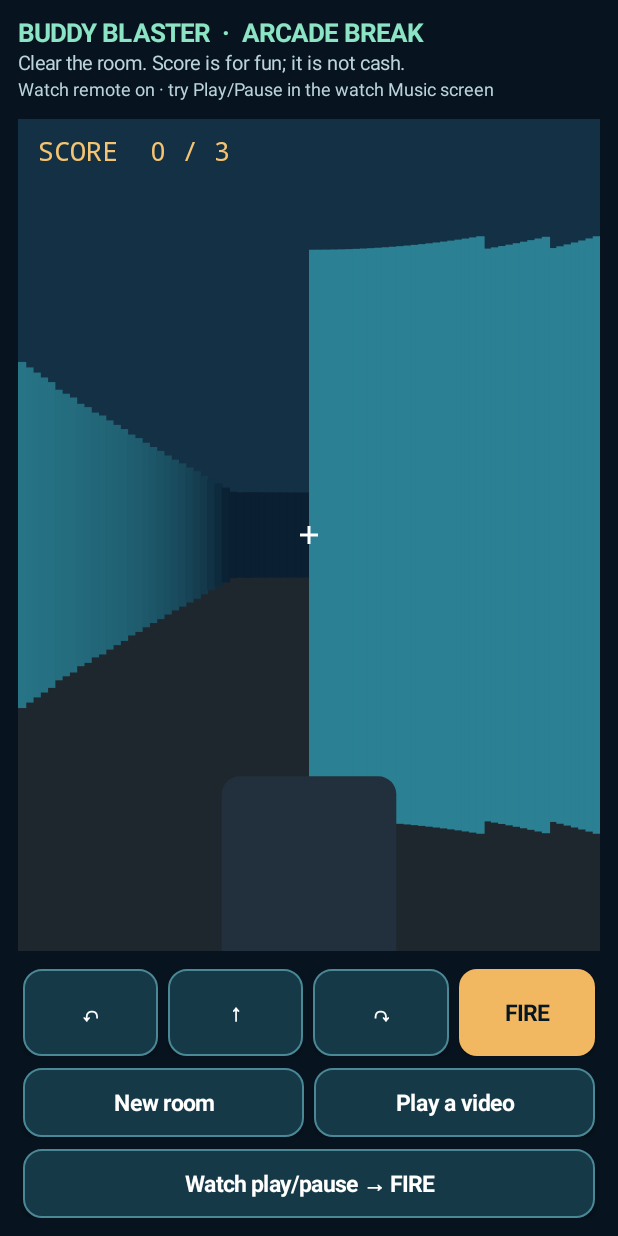
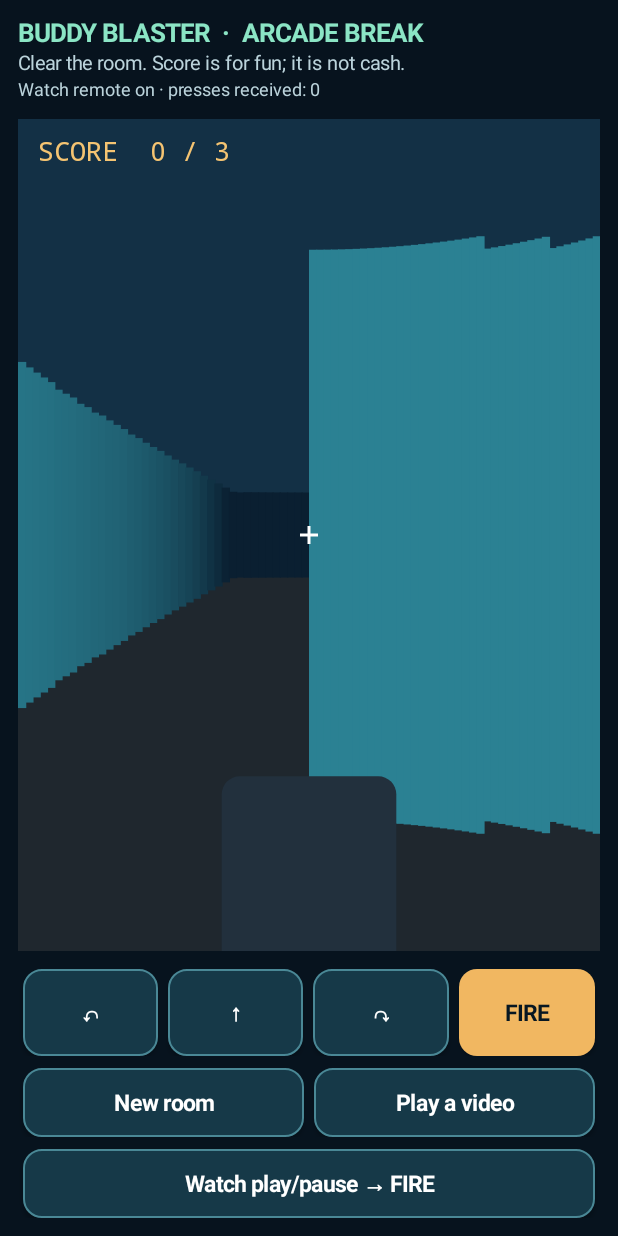
Before and after one commit to dradamholmes-cell/adams-buddy-android, an Android app: the ArcadeActivity screen opened directly, with no data from a screen before it, after a tap on "Watch play/pause → FIRE", on a phone screen of 412 x 824 dp. Run offline under Robolectric (Android 15) with nearby library versions, the phone set to English and light mode, and no system bars.

Commit message:
Show watch remote commands in Buddy Blaster

```diff
--- a/app/build.gradle
+++ b/app/build.gradle
@@ -8,8 +8,8 @@ android {
         applicationId 'com.spartaneo.adamsbuddy'
         minSdk 26
         targetSdk 35
-        versionCode 10
-        versionName '0.10.0'
+        versionCode 11
+        versionName '0.11.0'
     }
 
     compileOptions {
--- a/app/src/main/java/com/spartaneo/adamsbuddy/ArcadeActivity.java
+++ b/app/src/main/java/com/spartaneo/adamsbuddy/ArcadeActivity.java
@@ -10,6 +10,7 @@ import android.graphics.Typeface;
 import android.graphics.drawable.GradientDrawable;
 import android.media.session.MediaSession;
 import android.media.session.PlaybackState;
+import android.media.MediaMetadata;
 import android.os.Bundle;
 import android.os.Handler;
 import android.os.Looper;
@@ -25,6 +26,8 @@ public final class ArcadeActivity extends Activity {
     private MediaSession watchRemote;
     private TextView watchRemoteStatus;
     private boolean watchRemoteEnabled;
+    private boolean watchRemotePlaying = true;
+    private int watchPressCount;
     private final Handler handler = new Handler(Looper.getMainLooper());
     private boolean running;
     private final Runnable tick = new Runnable() {
@@ -57,7 +60,7 @@ public final class ArcadeActivity extends Activity {
         root.addView(note);
 
         watchRemoteStatus = new TextView(this);
-        watchRemoteStatus.setText("Watch remote off · game runs on phone");
+        watchRemoteStatus.setText("Watch remote off · Music screen is a remote, not a music player");
         watchRemoteStatus.setTextColor(Color.rgb(187, 211, 219));
         watchRemoteStatus.setTextSize(12);
         root.addView(watchRemoteStatus);
@@ -91,7 +94,7 @@ public final class ArcadeActivity extends Activity {
     private void updateWatchRemote() {
         if (!watchRemoteEnabled) {
             if (watchRemote != null) watchRemote.setActive(false);
-            watchRemoteStatus.setText("Watch remote off · game runs on phone");
+            watchRemoteStatus.setText("Watch remote off · Music screen is a remote, not a music player");
             return;
         }
         if (watchRemote == null) {
@@ -106,22 +109,43 @@ public final class ArcadeActivity extends Activity {
                             && (key.getKeyCode() == KeyEvent.KEYCODE_MEDIA_PLAY_PAUSE
                             || key.getKeyCode() == KeyEvent.KEYCODE_MEDIA_PLAY
                             || key.getKeyCode() == KeyEvent.KEYCODE_MEDIA_PAUSE)) {
-                        runOnUiThread(() -> game.fire());
+                        fireFromWatch(!watchRemotePlaying);
                         return true;
                     }
                     return super.onMediaButtonEvent(intent);
                 }
-                @Override public void onPlay() { runOnUiThread(() -> game.fire()); }
-                @Override public void onPause() { runOnUiThread(() -> game.fire()); }
+                @Override public void onPlay() { fireFromWatch(true); }
+                @Override public void onPause() { fireFromWatch(false); }
             });
-            watchRemote.setPlaybackState(new PlaybackState.Builder()
-                    .setActions(PlaybackState.ACTION_PLAY | PlaybackState.ACTION_PAUSE
-                            | PlaybackState.ACTION_PLAY_PAUSE)
-                    .setState(PlaybackState.STATE_PLAYING, 0, 1f)
+            watchRemote.setMetadata(new MediaMetadata.Builder()
+                    .putString(MediaMetadata.METADATA_KEY_TITLE, "Buddy Blaster")
+                    .putString(MediaMetadata.METADATA_KEY_ARTIST, "Watch button fires")
                     .build());
+            setWatchPlaybackState();
         }
         if (running) watchRemote.setActive(true);
-        watchRemoteStatus.setText("Watch remote on · try Play/Pause in the watch Music screen");
+        watchRemoteStatus.setText("Watch remote on · presses received: " + watchPressCount);
+    }
+
+    private void setWatchPlaybackState() {
+        if (watchRemote == null) return;
+        watchRemote.setPlaybackState(new PlaybackState.Builder()
+                .setActions(PlaybackState.ACTION_PLAY | PlaybackState.ACTION_PAUSE
+                        | PlaybackState.ACTION_PLAY_PAUSE)
+                .setState(watchRemotePlaying ? PlaybackState.STATE_PLAYING
+                        : PlaybackState.STATE_PAUSED, 0, watchRemotePlaying ? 1f : 0f)
+                .build());
+    }
+
+    private void fireFromWatch(boolean playing) {
+        runOnUiThread(() -> {
+            if (!running || !watchRemoteEnabled) return;
+            watchRemotePlaying = playing;
+            setWatchPlaybackState();
+            watchPressCount++;
+            game.fire();
+            watchRemoteStatus.setText("Watch FIRE received: " + watchPressCount);
+        });
     }
 
     private int dp(int value) {
--- a/app/src/main/java/com/spartaneo/adamsbuddy/WatchActivity.java
+++ b/app/src/main/java/com/spartaneo/adamsbuddy/WatchActivity.java
@@ -85,7 +85,7 @@ public final class WatchActivity extends Activity {
         body.addView(label("In the watch app, open Device → Notification and allow Adam's Buddy. The test confirms only that the phone sent an alert; check the watch to confirm mirroring.",
                 14, Color.rgb(182, 208, 219), false));
         addSpace(body, 20);
-        body.addView(label("Watch Play/Pause can be tried as a FIRE button in Buddy Blaster while the game is open on your phone. The watch sends music commands to its companion app; this game control is experimental. Live video, screen mirroring, and a game drawn on the watch are not established.",
+        body.addView(label("The watch Music screen is a remote for the phone; it does not play music itself. Its Play/Pause command reached the watch companion and Buddy was listed as the active controller. Buddy Blaster now shows how many FIRE commands it receives. Live video, screen mirroring, and a game drawn on the watch are not established.",
                 13, Color.rgb(174, 192, 203), false));
         addSpace(body, 14);
         action(body, "Play Buddy Blaster · optional watch control", false,
```
Also changed, not shown: 2 other files.
